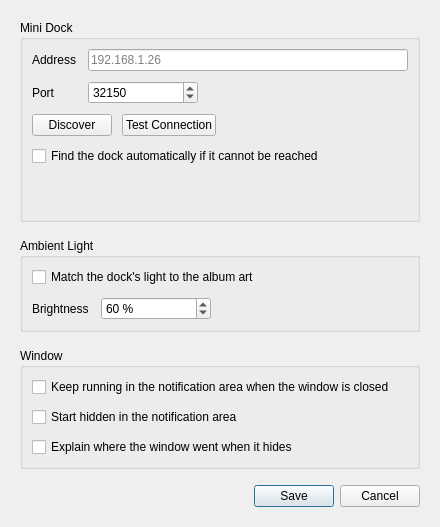
Above: ui/settings_dialog.ui from se0siris/vobot-now-playing before the change. Below: the same form after it.
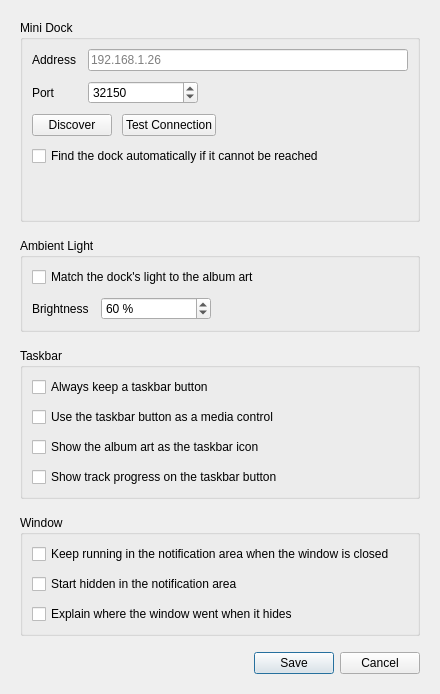
That is the form after the change.

Commit message: Added taskbar integration features for Windows client.

Patch:
```diff
--- a/ui/settings_dialog.ui
+++ b/ui/settings_dialog.ui
@@ -7,7 +7,7 @@
     <x>0</x>
     <y>0</y>
     <width>440</width>
-    <height>490</height>
+    <height>650</height>
    </rect>
   </property>
   <property name="windowTitle">
@@ -239,6 +239,70 @@
      </layout>
     </widget>
    </item>
+   <item>
+    <widget class="QGroupBox" name="group_taskbar">
+     <property name="title">
+      <string>Taskbar</string>
+     </property>
+     <layout class="QVBoxLayout" name="layout_taskbar">
+      <property name="spacing">
+       <number>10</number>
+      </property>
+      <item>
+       <widget class="QCheckBox" name="check_taskbar_button">
+        <property name="cursor">
+         <cursorShape>PointingHandCursor</cursorShape>
+        </property>
+        <property name="toolTip">
+         <string>Hiding minimises instead of vanishing. A hidden window has no taskbar button, and the options below need one</string>
+        </property>
+        <property name="text">
+         <string>Always keep a taskbar button</string>
+        </property>
+       </widget>
+      </item>
+      <item>
+       <widget class="QCheckBox" name="check_taskbar_media">
+        <property name="cursor">
+         <cursorShape>PointingHandCursor</cursorShape>
+        </property>
+        <property name="toolTip">
+         <string>Adds a play/pause emblem, and makes hovering show the album art with transport buttons instead of a preview of this window</string>
+        </property>
+        <property name="text">
+         <string>Use the taskbar button as a media control</string>
+        </property>
+       </widget>
+      </item>
+      <item>
+       <widget class="QCheckBox" name="check_taskbar_artwork">
+        <property name="cursor">
+         <cursorShape>PointingHandCursor</cursorShape>
+        </property>
+        <property name="toolTip">
+         <string>Also changes the Alt-Tab and title bar icon, since Windows draws all three from the same one</string>
+        </property>
+        <property name="text">
+         <string>Show the album art as the taskbar icon</string>
+        </property>
+       </widget>
+      </item>
+      <item>
+       <widget class="QCheckBox" name="check_taskbar_progress">
+        <property name="cursor">
+         <cursorShape>PointingHandCursor</cursorShape>
+        </property>
+        <property name="toolTip">
+         <string>Non-standard: Windows uses this bar for file operations, so it may read as one</string>
+        </property>
+        <property name="text">
+         <string>Show track progress on the taskbar button</string>
+        </property>
+       </widget>
+      </item>
+     </layout>
+    </widget>
+   </item>
    <item>
     <widget class="QGroupBox" name="group_window">
      <property name="title">
```
The commit also changes 5 other files.
